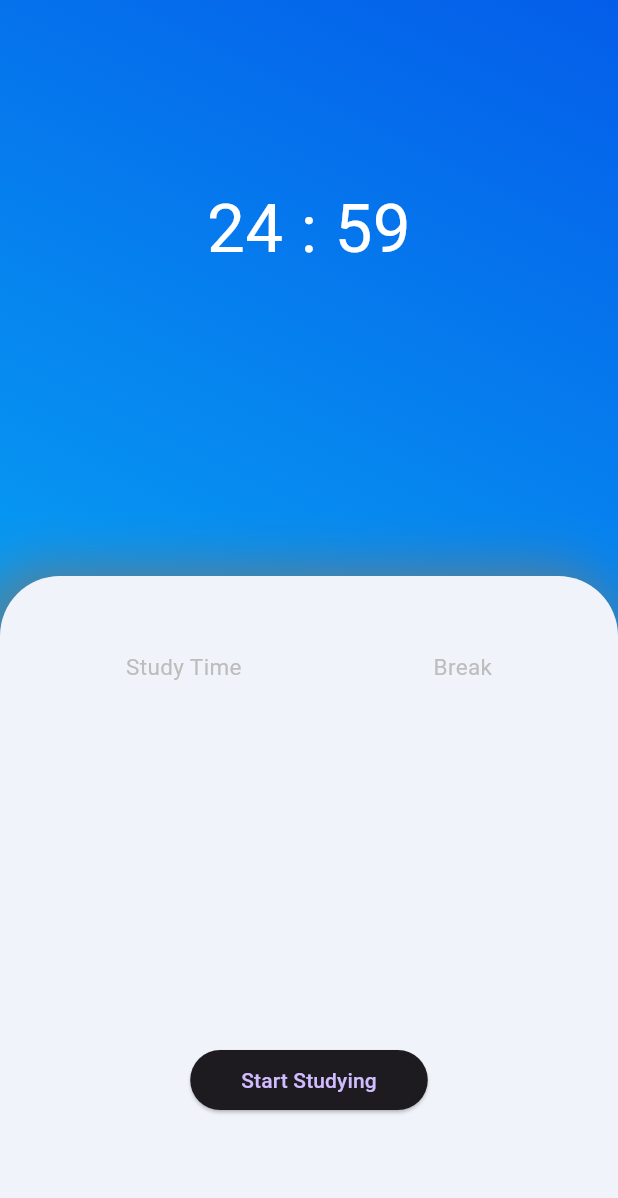
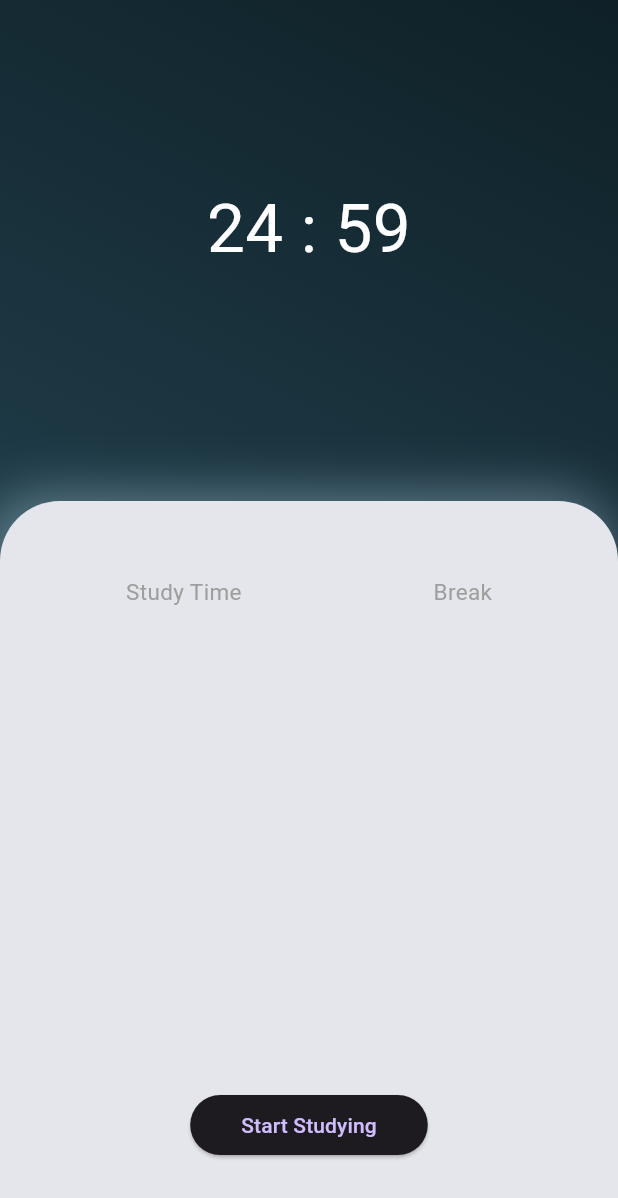
Before and after one commit to OkagawaTheo/Pomodoro, a Flutter app: the screen it shows after launch, after a tap on "Start Studying", on a phone screen of 412 x 824 dp. Shown: the top 1198 px of the screen. Run offline on Flutter 3.47's test engine with Material 2 defaults, Android fonts, the phone set to English and light mode, and no system bars.

Commit message:
tirei o bug do -1 e alterei o as cores

```diff
--- a/lib/pages/home_page.dart
+++ b/lib/pages/home_page.dart
@@ -10,13 +10,9 @@ class MyHomePage extends StatefulWidget {
 class _MyHomePageState extends State<MyHomePage> {
   int _minutes = 25;
   int _seconds = 0;
-  Timer? _timer;
+  Timer? timer;
 
   void start() {
-    if (_timer != null) {
-      _timer?.cancel();
-    }
-
     if (_minutes > 0) {
       _seconds = _minutes * 60;
     }
@@ -24,8 +20,7 @@ class _MyHomePageState extends State<MyHomePage> {
       _minutes = (_seconds / 60).floor();
       _seconds -= (_minutes * 60);
     }
-
-    _timer = Timer.periodic(const Duration(seconds: 1), (timer) {
+    timer = Timer.periodic(const Duration(seconds: 1), (timer) {
       setState(() {
         if (_seconds > 0) {
           _seconds--;
@@ -34,13 +29,15 @@ class _MyHomePageState extends State<MyHomePage> {
             _seconds = 59;
             _minutes--;
           } else {
-            _timer?.cancel();
+            timer.cancel();
             'Timer completed';
           }
         }
       });
     });
   }
+
+
 
   @override
   Widget build(BuildContext context) {
@@ -49,7 +46,7 @@ class _MyHomePageState extends State<MyHomePage> {
             gradient: LinearGradient(
                 begin: Alignment.bottomLeft,
                 end: Alignment.topRight,
-                colors: [Color(0xff09C6F9), Color(0xff045DE9)])),
+                colors: [Color(0xff2C5364), Color(0xff0F2027)])),
         child: Scaffold(
           backgroundColor: Colors.transparent,
           body: Column(
@@ -61,7 +58,7 @@ class _MyHomePageState extends State<MyHomePage> {
                     textAlign: TextAlign.center),
               ),
               const SizedBox(
-                height: 200,
+                height: 150,
               ),
               Expanded(
                 child: Column(
@@ -70,6 +67,7 @@ class _MyHomePageState extends State<MyHomePage> {
                         child: Container(
                       width: double.infinity,
                       decoration: const BoxDecoration(
+                        color: Color(0xffe4e6eb),
                         borderRadius: BorderRadius.only(
                             topLeft: Radius.circular(40),
                             topRight: Radius.circular(40)),
@@ -81,11 +79,10 @@ class _MyHomePageState extends State<MyHomePage> {
                               offset: Offset(-7, 0),
                               blurStyle: BlurStyle.normal)
                         ],
-                        color: Color.fromARGB(255, 240, 243, 250),
                       ),
                       child: Padding(
                         padding: const EdgeInsets.only(
-                            top: 50, left: 20, right: 20, bottom: 80),
+                            top: 50, left: 20, right: 20, bottom: 50),
                         child: Column(children: [
                           Expanded(
                               child: Row(
@@ -96,15 +93,16 @@ class _MyHomePageState extends State<MyHomePage> {
                                   Row(
                                     mainAxisAlignment:
                                         MainAxisAlignment.spaceAround,
-                                    children: [
+                                    children: const [
                                       Text('Study Time',
                                           style: TextStyle(
                                               fontSize: 15,
-                                              color: Colors.grey[400])),
+                                              color: Colors.grey)),
                                       Text('Break',
                                           style: TextStyle(
-                                              fontSize: 15,
-                                              color: Colors.grey[400])),
+                                            fontSize: 15,
+                                            color: Colors.grey,
+                                          )),
                                     ],
                                   ),
                                   Expanded(
```
